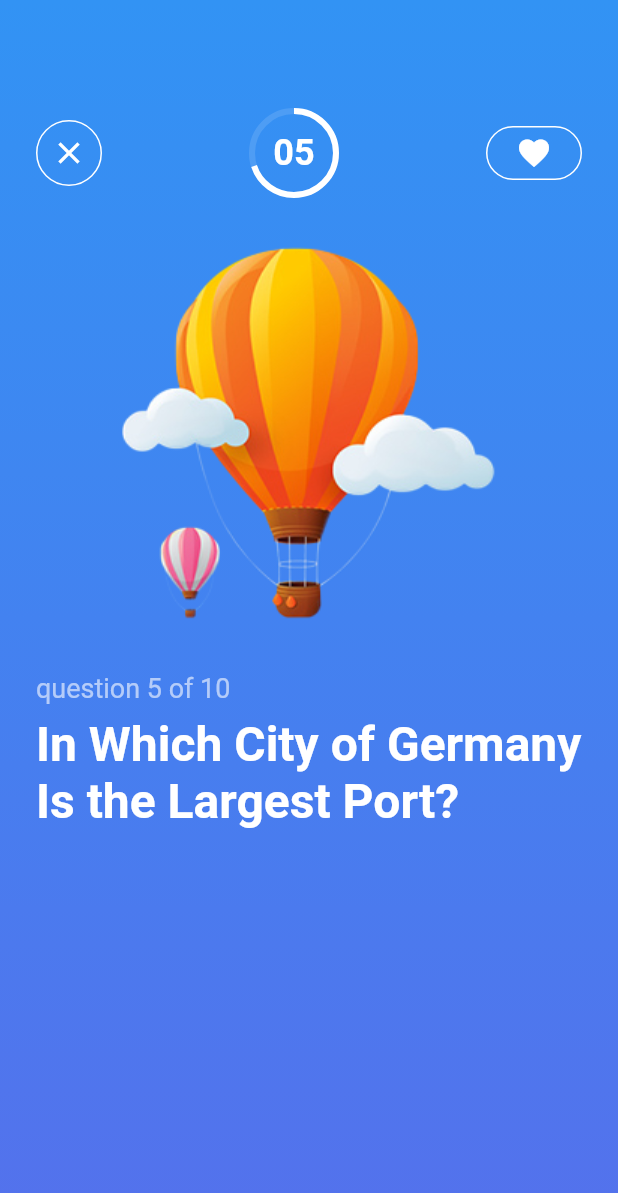
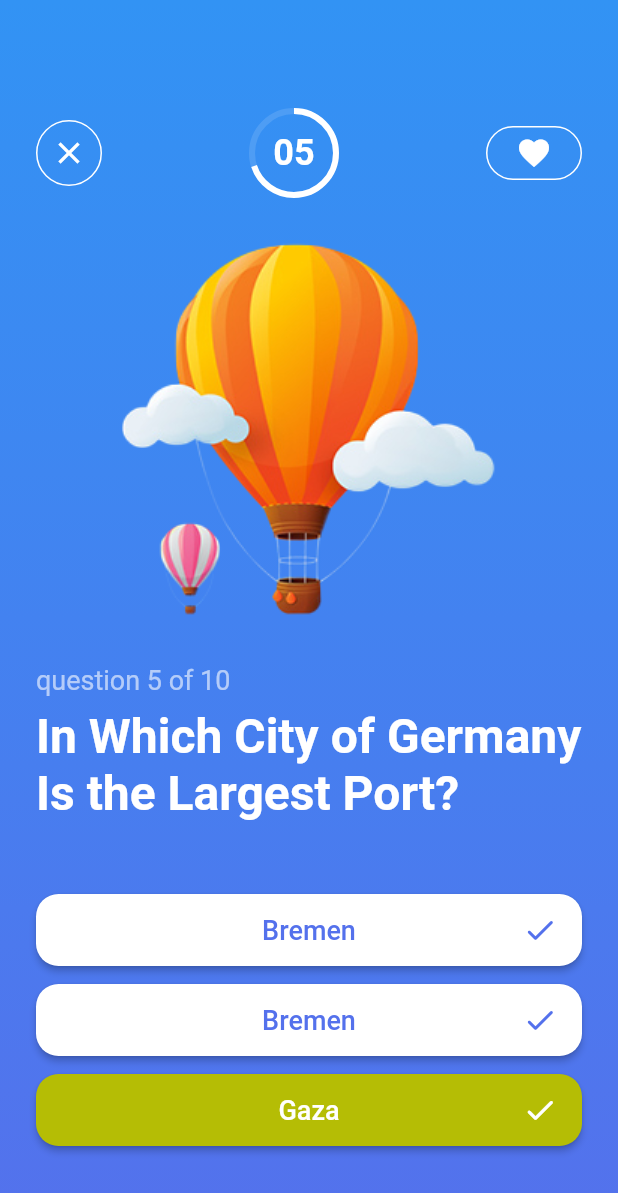
Before and after one commit to sallyMo14/multi_quiz, a Flutter app: the screen it shows after launch, on a phone screen of 412 x 824 dp. Shown: the top 1193 px of the screen. Run offline on Flutter 3.47's test engine with Material 2 defaults, Android fonts, the phone set to English and light mode, and no system bars; Roboto replaces fonts that are missing (Sf-Pro-Text).

Commit message:
- design multiple choice quiz page- final touch

```diff
--- a/lib/constants.dart
+++ b/lib/constants.dart
@@ -10,3 +10,4 @@ const kL22 = Color(0xff0bbbfe);
 const kL3 = Color(0xffa28dd0);
 const kL32 = Color(0xfff4bee7);
 const kBlueBg = Color(0xff3293f4);
+const kG1 = Color(0xffb5bd05);
--- a/lib/pages/home.dart
+++ b/lib/pages/home.dart
@@ -120,9 +120,8 @@ class _HomePageState extends State<HomePage> {
                   )
                 ],
               ),
-              Center(
-                child: Padding(
-                  padding: const EdgeInsets.all(34),
+              Expanded(
+                child: Center(
                   child: Image.asset('assets/images/ballon-b.png'),
                 ),
               ),
@@ -146,6 +145,117 @@ class _HomePageState extends State<HomePage> {
                   fontWeight: FontWeight.bold,
                 ),
               ),
+              SizedBox(
+                height: 48,
+              ),
+              Padding(
+                padding: const EdgeInsets.only(bottom: 12),
+                child: ElevatedButton(
+                  onPressed: () {},
+                  style: ElevatedButton.styleFrom(
+                    backgroundColor: Colors.white,
+                    shape: RoundedRectangleBorder(
+                      borderRadius: BorderRadius.circular(15),
+                    ),
+                    padding: EdgeInsets.symmetric(vertical: 12, horizontal: 16),
+                  ),
+                  child: Row(
+                    children: [
+                      SizedBox(
+                        width: 24,
+                      ),
+                      Expanded(
+                        child: Center(
+                          child: Text(
+                            'Bremen',
+                            style: TextStyle(
+                                color: kL2,
+                                fontWeight: FontWeight.w500,
+                                fontSize: 18),
+                          ),
+                        ),
+                      ),
+                      Icon(
+                        Icons.check_rounded,
+                        color: kL2,
+                      ),
+                    ],
+                  ),
+                ),
+              ),
+              Padding(
+                padding: const EdgeInsets.only(bottom: 12),
+                child: ElevatedButton(
+                  onPressed: () {},
+                  style: ElevatedButton.styleFrom(
+                    backgroundColor: Colors.white,
+                    shape: RoundedRectangleBorder(
+                      borderRadius: BorderRadius.circular(15),
+                    ),
+                    padding: EdgeInsets.symmetric(vertical: 12, horizontal: 16),
+                  ),
+                  child: Row(
+                    children: [
+                      SizedBox(
+                        width: 24,
+                      ),
+                      Expanded(
+                        child: Center(
+                          child: Text(
+                            'Bremen',
+                            style: TextStyle(
+                                color: kL2,
+                                fontWeight: FontWeight.w500,
+                                fontSize: 18),
+                          ),
+                        ),
+                      ),
+                      Icon(
+                        Icons.check_rounded,
+                        color: kL2,
+                      ),
+                    ],
+                  ),
+                ),
+              ),
+              Padding(
+                padding: const EdgeInsets.only(bottom: 12),
+                child: ElevatedButton(
+                  onPressed: () {},
+                  style: ElevatedButton.styleFrom(
+                    backgroundColor: kG1,
+                    shape: RoundedRectangleBorder(
+                      borderRadius: BorderRadius.circular(15),
+                    ),
+                    padding: EdgeInsets.symmetric(vertical: 12, horizontal: 16),
+                  ),
+                  child: Row(
+                    children: [
+                      SizedBox(
+                        width: 24,
+                      ),
+                      Expanded(
+                        child: Center(
+                          child: Text(
+                            'Gaza',
+                            style: TextStyle(
+                                color: Colors.white,
+                                fontWeight: FontWeight.w500,
+                                fontSize: 18),
+                          ),
+                        ),
+                      ),
+                      Icon(
+                        Icons.check_rounded,
+                        color: Colors.white,
+                      ),
+                    ],
+                  ),
+                ),
+              ),
+              SizedBox(
+                height: 48,
+              ),
             ],
           ),
         ),
```
